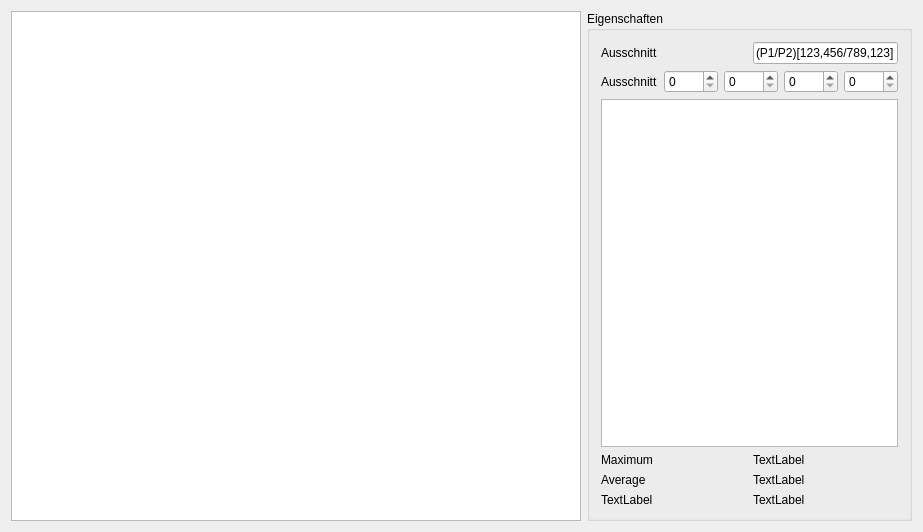
Qt form source/filterdialog/Dialog/MatrixDataView/MatrixDataTab.ui (JayDalton/FilterMatrix) before a commit.
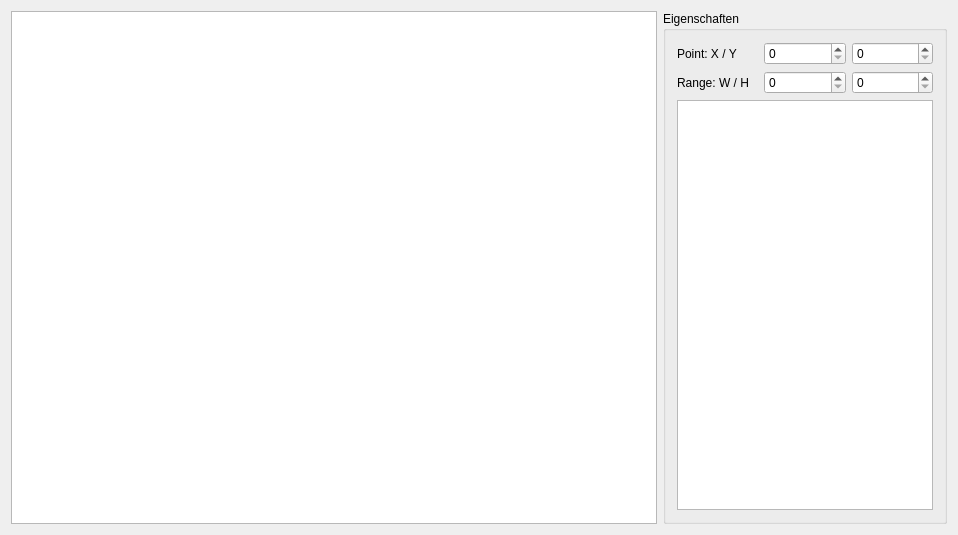
The same form after that commit.

Commit message: added range selection

Patch:
```diff
--- a/source/filterdialog/Dialog/MatrixDataView/MatrixDataTab.ui
+++ b/source/filterdialog/Dialog/MatrixDataView/MatrixDataTab.ui
@@ -6,8 +6,8 @@
    <rect>
     <x>0</x>
     <y>0</y>
-    <width>923</width>
-    <height>532</height>
+    <width>958</width>
+    <height>535</height>
    </rect>
   </property>
   <property name="windowTitle">
@@ -26,22 +26,23 @@
       <item>
        <layout class="QHBoxLayout" name="horizontalLayout_2">
         <item>
-         <widget class="QLabel" name="labelRange">
+         <widget class="QLabel" name="labelPoint">
           <property name="text">
-           <string>Ausschnitt</string>
+           <string>Point: X / Y</string>
           </property>
          </widget>
         </item>
         <item>
-         <widget class="QLineEdit" name="lineEditRange">
-          <property name="sizePolicy">
-           <sizepolicy hsizetype="Preferred" vsizetype="Fixed">
-            <horstretch>0</horstretch>
-            <verstretch>0</verstretch>
-           </sizepolicy>
+         <widget class="QSpinBox" name="spinBoxPointX">
+          <property name="maximum">
+           <number>5000</number>
           </property>
-          <property name="text">
-           <string>(P1/P2)[123,456/789,123]</string>
+         </widget>
+        </item>
+        <item>
+         <widget class="QSpinBox" name="spinBoxPointY">
+          <property name="maximum">
+           <number>5000</number>
           </property>
          </widget>
         </item>
@@ -50,9 +51,9 @@
       <item>
        <layout class="QHBoxLayout" name="horizontalLayout_3">
         <item>
-         <widget class="QLabel" name="labelMinimum">
+         <widget class="QLabel" name="labelRange">
           <property name="text">
-           <string>Ausschnitt</string>
+           <string>Range: W / H</string>
           </property>
          </widget>
         </item>
@@ -64,21 +65,7 @@
          </widget>
         </item>
         <item>
-         <widget class="QSpinBox" name="spinBox_2">
-          <property name="maximum">
-           <number>5000</number>
-          </property>
-         </widget>
-        </item>
-        <item>
-         <widget class="QSpinBox" name="spinBox_4">
-          <property name="maximum">
-           <number>5000</number>
-          </property>
-         </widget>
-        </item>
-        <item>
-         <widget class="QSpinBox" name="spinBox_3">
+         <widget class="QSpinBox" name="spinBoxSizeH">
           <property name="maximum">
            <number>5000</number>
           </property>
@@ -96,60 +83,6 @@
         </property>
        </widget>
       </item>
-      <item>
-       <layout class="QHBoxLayout" name="horizontalLayout_6">
-        <item>
-         <widget class="QLabel" name="labelMaximum">
-          <property name="text">
-           <string>Maximum</string>
-          </property>
-         </widget>
-        </item>
-        <item>
-         <widget class="QLabel" name="labelMaxValue">
-          <property name="text">
-           <string>TextLabel</string>
-          </property>
-         </widget>
-        </item>
-       </layout>
-      </item>
-      <item>
-       <layout class="QHBoxLayout" name="horizontalLayout_5">
-        <item>
-         <widget class="QLabel" name="labelAverage">
-          <property name="text">
-           <string>Average</string>
-          </property>
-         </widget>
-        </item>
-        <item>
-         <widget class="QLabel" name="labelAvgValue">
-          <property name="text">
-           <string>TextLabel</string>
-          </property>
-         </widget>
-        </item>
-       </layout>
-      </item>
-      <item>
-       <layout class="QHBoxLayout" name="horizontalLayout_4">
-        <item>
-         <widget class="QLabel" name="label_5">
-          <property name="text">
-           <string>TextLabel</string>
-          </property>
-         </widget>
-        </item>
-        <item>
-         <widget class="QLabel" name="label_4">
-          <property name="text">
-           <string>TextLabel</string>
-          </property>
-         </widget>
-        </item>
-       </layout>
-      </item>
      </layout>
     </widget>
    </item>
```
Left out of the diff: 2 changed lines with no effect on the pictures. The commit also changes 5 other files.
